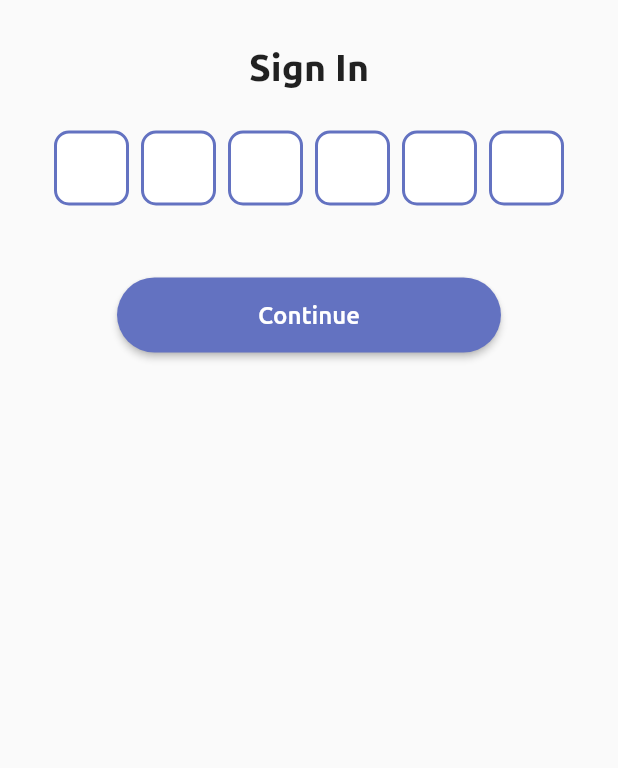
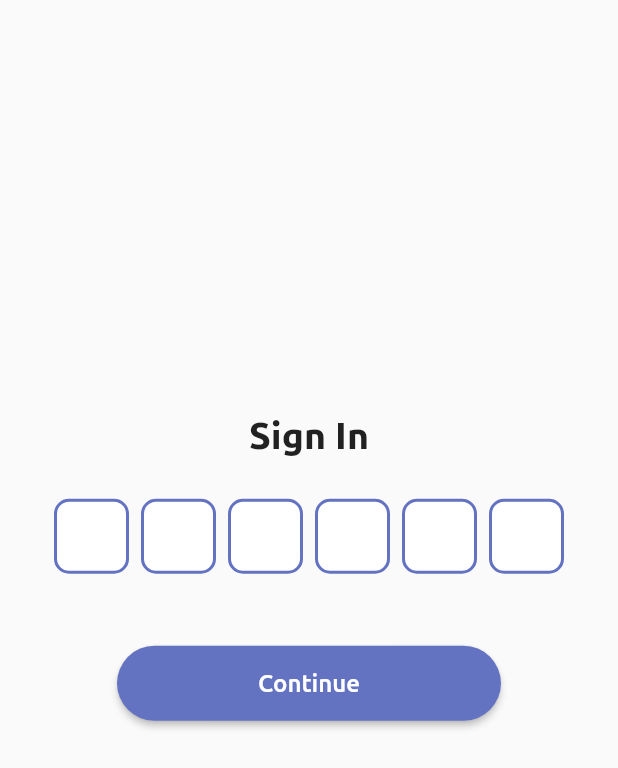
Before and after one commit to dscfuto-org/deebus-mobile, a Flutter app: the screen it shows after launch, after a tap on "Skip", after a tap on "Continue", on a phone screen of 412 x 824 dp. Shown: the top 768 px of the screen. Run offline on Flutter 3.47's test engine with Material 2 defaults, Android fonts, the phone set to English and light mode, and no system bars; drawn by our look-alikes of pin_code_text_field; our stand-ins replace intro_slider; project files that could hold a hidden picture were left out.

Commit message:
Working On OTP

```diff
--- a/lib/StudentOnboarding/UserAuthentication/otpConfirm.dart
+++ b/lib/StudentOnboarding/UserAuthentication/otpConfirm.dart
@@ -1,6 +1,4 @@
 import 'package:deebus/Constants/AppColors.dart';
-import 'package:deebus/Constants/AppColors.dart' as prefix0;
-import 'package:deebus/Constants/AssetsStrings.dart';
 import 'package:deebus/Utils/Styles.dart';
 import 'package:flutter/material.dart';
 import 'package:pin_code_text_field/pin_code_text_field.dart';
@@ -27,16 +25,11 @@ class _OTPScreenState extends State<OTPScreen> {
   @override
   Widget build(BuildContext context) {
     return Scaffold(
-
       body: Padding(
         padding: const EdgeInsets.all(30.0),
         child: Center(
-          child: ListView(
-//            mainAxisAlignment: MainAxisAlignment.center,
-//            crossAxisAlignment: CrossAxisAlignment.center,
-            children: <Widget>[
-              Column(
-                mainAxisAlignment: MainAxisAlignment.start,
+          child: Column(
+            mainAxisAlignment: MainAxisAlignment.center,
             crossAxisAlignment: CrossAxisAlignment.center,
             children: <Widget>[
               Text(
@@ -48,20 +41,15 @@ class _OTPScreenState extends State<OTPScreen> {
                 padding: const EdgeInsets.only(top: 8.0),
                 child:
                 PinCodeTextField(
-                      pinBoxHeight: 50,
-                      pinBoxWidth: 50,
-                      autofocus: false,
-                      controller: controller,
-                      hideCharacter: true,
-                      highlight: true,
-                      highlightColor: AppColors.color4,
-                      pinBoxRadius: 10,
+
+                  pinBoxHeight: 50, pinBoxWidth: 50,
+                  autofocus: false, controller: controller,
+                  hideCharacter: true, highlight: true,
+                  highlightColor: AppColors.color4, pinBoxRadius: 10,
                   pinBoxColor: Colors.white,
                   defaultBorderColor: AppColors.color4,
-                      hasTextBorderColor: Colors.green,
-                      maxLength: pinLength,
-                      hasError: hasError,
-                      maskCharacter: "*",
+                  hasTextBorderColor: Colors.green, maxLength: pinLength,
+                  hasError: hasError, maskCharacter: "*",
 
                   onTextChanged: (text) {
                     setState(() {
@@ -136,8 +124,6 @@ class _OTPScreenState extends State<OTPScreen> {
               SizedBox(height: 20,)
             ],
           )
-            ],
-          ),
         ),
       ),
     );
--- a/lib/StudentOnboarding/slides.dart
+++ b/lib/StudentOnboarding/slides.dart
@@ -15,10 +15,13 @@ class IntroScreen extends StatefulWidget {
 
 class _IntroScreenState extends State<IntroScreen> {
   List<Slide> slides = new List();
+  int a = 0;
 
   @override
   void initState() {
     super.initState();
+
+    a = 0;
 
     slides.add(
       new Slide(
```
Lines whose indentation alone changed are shown as unchanged.
